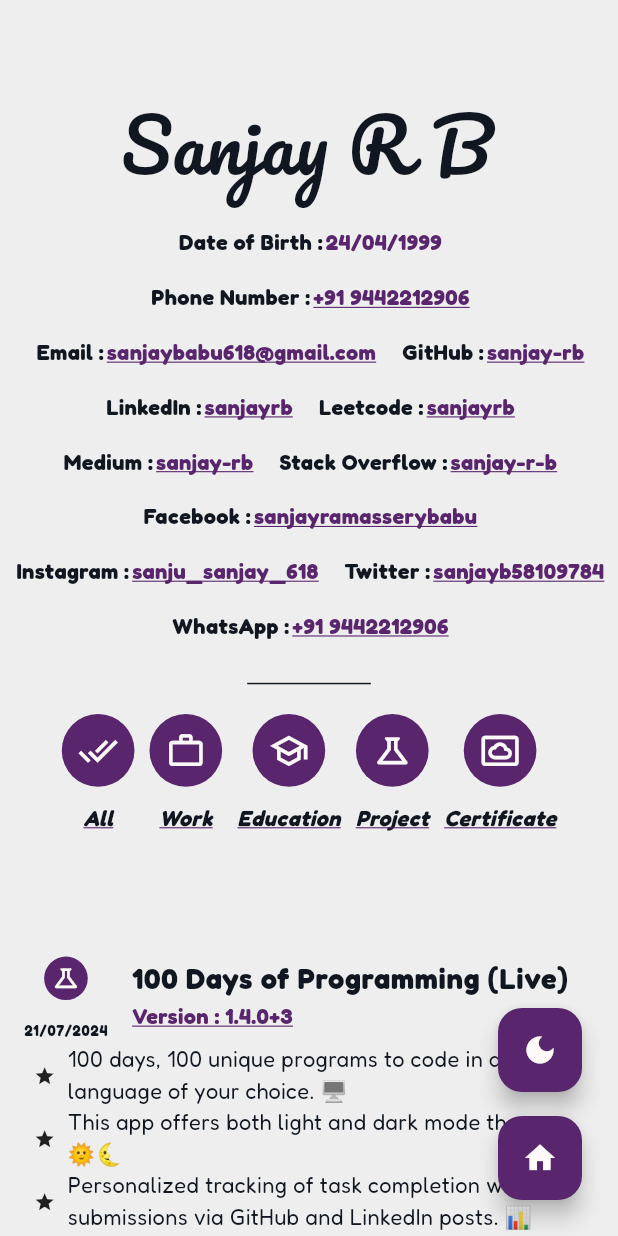
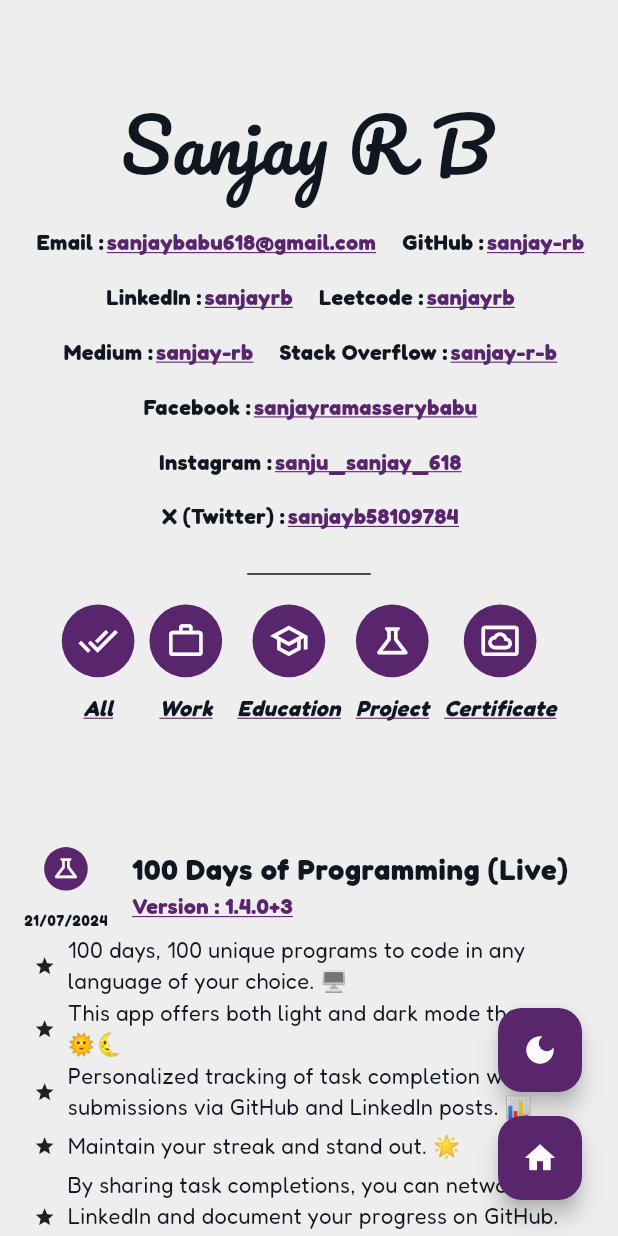
Before and after one commit to sanjay-rb/sanjay-rb.github.io, a Flutter app: the screen it shows after launch, on a phone screen of 412 x 824 dp. Run offline on Flutter 3.47's test engine with Material 3 defaults, Android fonts, the phone set to English and light mode, and no system bars; drawn by our look-alikes of flutter_animate; our stand-ins replace get, google_fonts, url_strategy.

Commit message:
Updated contact

```diff
--- a/lib/app/constants/profile_constant.dart
+++ b/lib/app/constants/profile_constant.dart
@@ -2,16 +2,6 @@ import 'package:sanjayrb/app/data/models/profile_model.dart';
 
 class ProfileConstant {
   static List<ProfileModel> value = [
-    ProfileModel(
-      keyword: "Date of Birth : ",
-      value: "24/04/1999",
-      link: "NA",
-    ),
-    ProfileModel(
-      keyword: "Phone Number : ",
-      value: "+91 9442212906",
-      link: "tel:+919442212906",
-    ),
     ProfileModel(
       keyword: "Email : ",
       value: "sanjaybabu618@gmail.com",
@@ -53,14 +43,9 @@ class ProfileConstant {
       link: "https://www.instagram.com/sanju_sanjay_618/",
     ),
     ProfileModel(
-      keyword: "Twitter : ",
+      keyword: "X (Twitter) : ",
       value: "sanjayb58109784",
-      link: "https://twitter.com/sanjayb58109784",
-    ),
-    ProfileModel(
-      keyword: "WhatsApp : ",
-      value: "+91 9442212906",
-      link: "https://wa.me/+919442212906",
+      link: "https://x.com/sanjayb58109784",
     ),
   ];
 }
```
